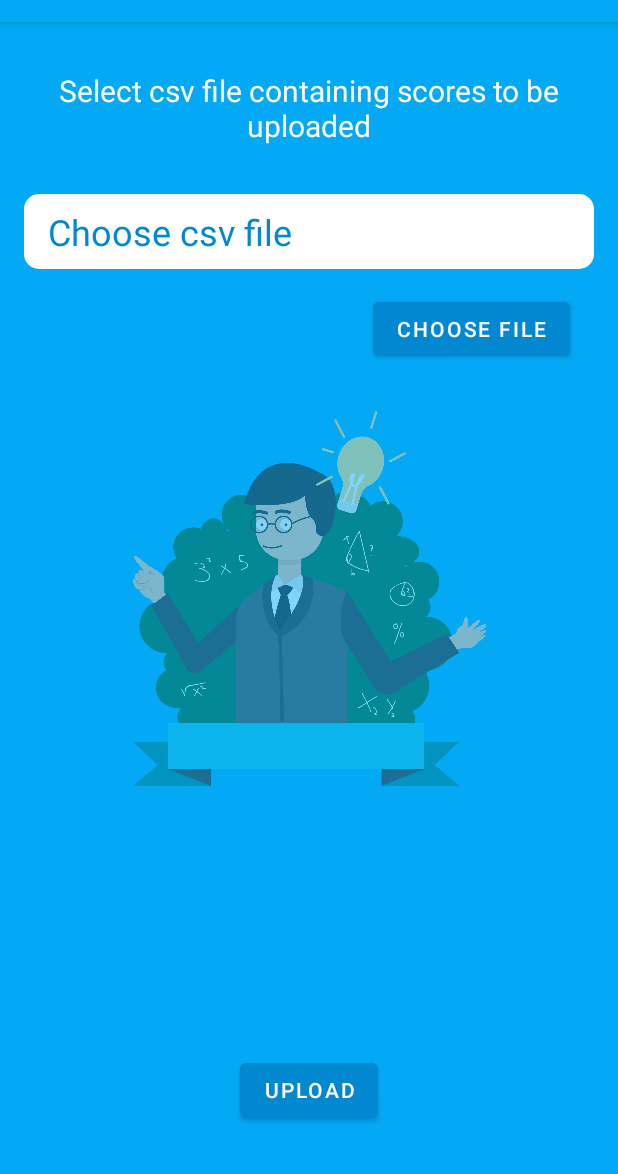
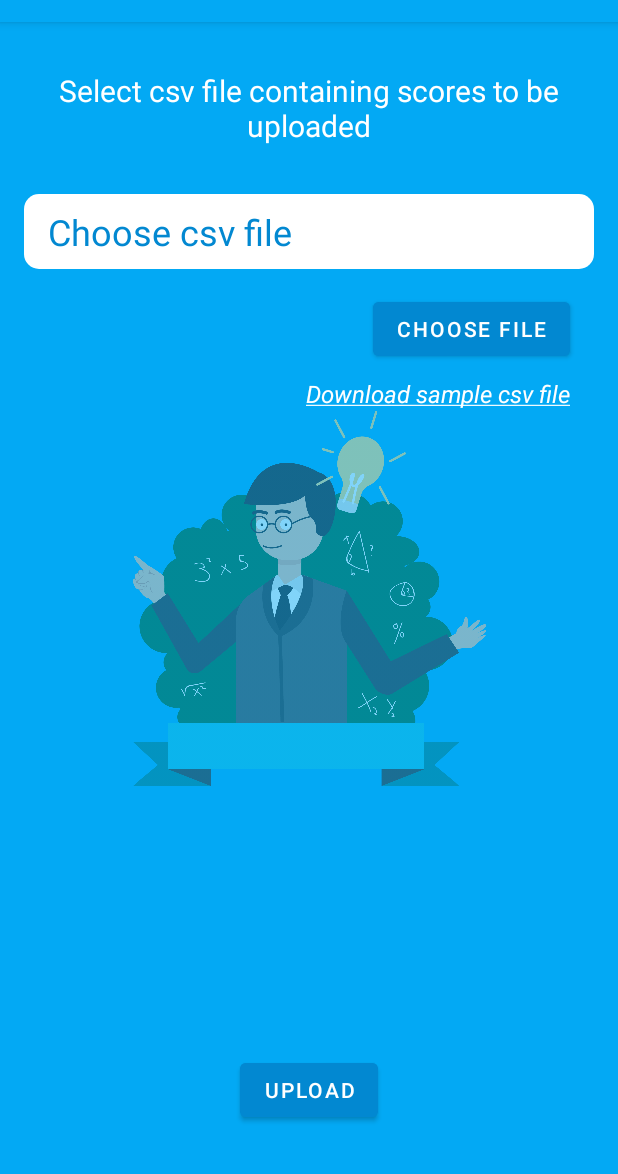
Before and after one commit to yusufherianto/mejaku, an Android app: the UploadScoreActivity screen opened directly, with no data from a screen before it, on a phone screen of 412 x 824 dp, the part 62-1236 px from its top. Run offline under Robolectric (Android 15) with nearby library versions, the phone set to English and light mode, and no system bars; our stand-ins replace Firebase (no records; nobody signed in at launch, a user with empty details on screens opened directly); libraries missing offline, so code that uses them is left out: org.tensorflow.lite; 4 statements that could not run were skipped.

Commit message:
add csv format sample for upload score

```diff
--- a/androidApp/Mejaku/app/src/main/java/com/steamtofu/mejaku/helper/MlHelper.kt
+++ b/androidApp/Mejaku/app/src/main/java/com/steamtofu/mejaku/helper/MlHelper.kt
@@ -35,15 +35,14 @@ object MlHelper {
         return outputVal[0][0]
     }
 
-    fun doInferenceByYourself(tflite: Interpreter,studentScores: FloatArray): Float {
-
+    fun doInferenceByYourself(tflite: Interpreter, floatArray: FloatArray): Float {
 
         val outputVal = Array(1) {
             FloatArray(
                 1
             )
         }
-        tflite.run(studentScores, outputVal)
+        tflite.run(floatArray, outputVal)
 
         return outputVal[0][0]
     }
--- a/androidApp/Mejaku/app/src/main/java/com/steamtofu/mejaku/ui/uploadscore/UploadScoreActivity.kt
+++ b/androidApp/Mejaku/app/src/main/java/com/steamtofu/mejaku/ui/uploadscore/UploadScoreActivity.kt
@@ -1,7 +1,9 @@
 package com.steamtofu.mejaku.ui.uploadscore
 
 import android.Manifest
+import android.content.Intent
 import android.content.pm.PackageManager
+import android.net.Uri
 import android.os.Build
 import android.os.Bundle
 import android.util.Log
@@ -83,6 +85,7 @@ class UploadScoreActivity : AppCompatActivity(), View.OnClickListener {
             e.printStackTrace()
         }
 
+        binding.tvLinkSampleCsv.setOnClickListener(this)
         binding.btnChooseFile.setOnClickListener(this)
         binding.btnUpload.setOnClickListener(this)
 
@@ -106,6 +109,10 @@ class UploadScoreActivity : AppCompatActivity(), View.OnClickListener {
                         requestStoragePermission.launch(Manifest.permission.READ_EXTERNAL_STORAGE)
                     }
                 }
+            }
+            R.id.tv_link_sample_csv -> {
+                val uri = Uri.parse("https://drive.google.com/file/d/1ELsqCzSSjLYiKDpZ3puHc-3ynjkGCVH8/view?usp=sharing")
+                startActivity(Intent(Intent.ACTION_VIEW, uri))
             }
         }
     }
--- a/androidApp/Mejaku/app/src/main/res/layout/activity_upload_score.xml
+++ b/androidApp/Mejaku/app/src/main/res/layout/activity_upload_score.xml
@@ -18,6 +18,20 @@
         app:layout_constraintStart_toStartOf="parent"
         app:layout_constraintTop_toTopOf="parent"
         tools:ignore="ContentDescription" />
+
+    <TextView
+        android:id="@+id/tv_link_sample_csv"
+        android:layout_width="wrap_content"
+        android:layout_height="wrap_content"
+        android:layout_marginTop="8dp"
+        android:text="@string/csv_format_file"
+        android:textStyle="italic"
+
+        android:textAlignment="center"
+        android:textColor="@color/white"
+        android:textSize="16sp"
+        app:layout_constraintEnd_toEndOf="@+id/btn_choose_file"
+        app:layout_constraintTop_toBottomOf="@+id/btn_choose_file" />
 
     <TextView
         android:id="@+id/tv_guide"
--- a/androidApp/Mejaku/app/src/main/res/values/strings.xml
+++ b/androidApp/Mejaku/app/src/main/res/values/strings.xml
@@ -19,6 +19,7 @@
     <string name="assignment_1">Assignment 1</string>
     <string name="assignment_2">Assignment 2</string>
     <string name="assignment_3">Assignment 3</string>
+    <string name="csv_format_file"><u>Download sample csv file</u></string>
     <string name="input_scores_to_predict_the_final_score">Input Scores to predict the final score</string>
     <string name="predict_score">Predict Score</string>
     <string name="predicted_score">Predicted Score:</string>
```
